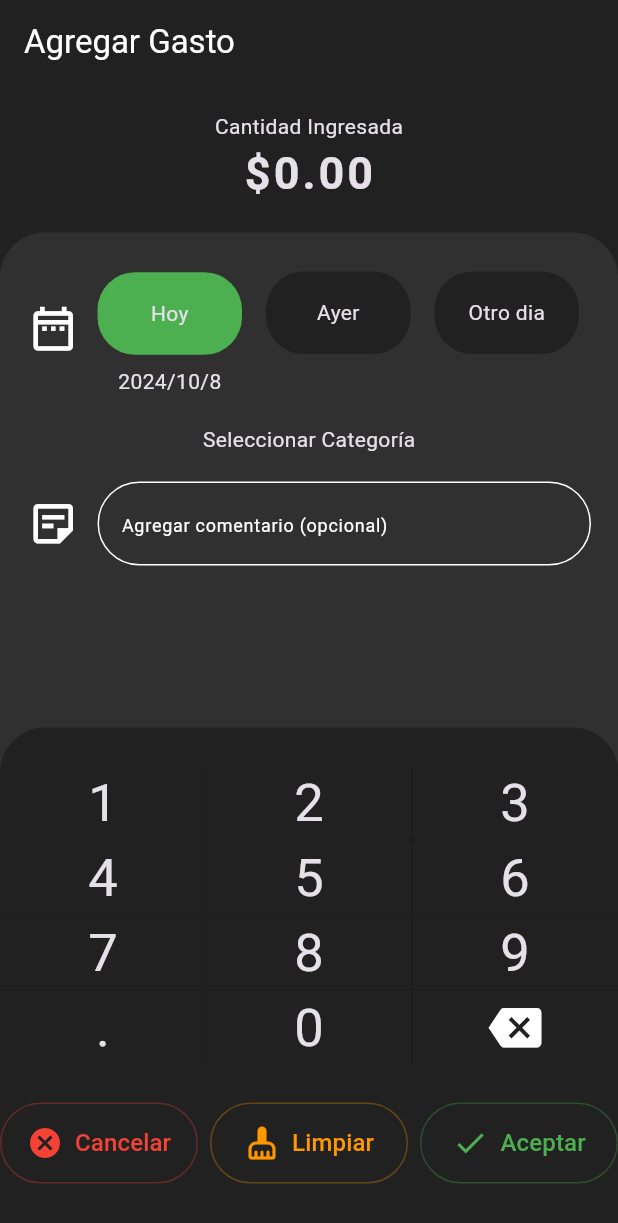
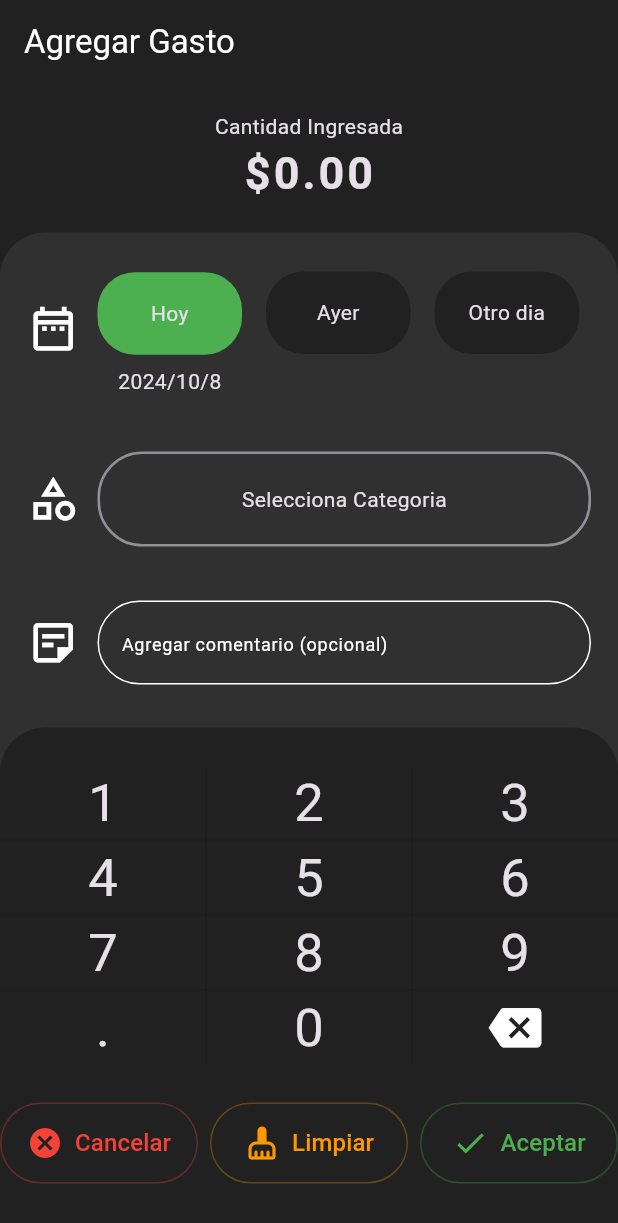
Before and after one commit to camilonull/ProyectoClase, a Flutter app: the AddExpenses screen opened directly, after a tap on "Cantidad Ingresada", on a phone screen of 412 x 824 dp. Shown: the top 1223 px of the screen. Run offline on Flutter 3.47's test engine with Material 3 defaults, Android fonts, the phone set to English and light mode, and no system bars; our stand-ins replace flutter_speed_dial, logger, sqflite; accounts and stored records are empty.

Commit message:
diapo 28

```diff
--- a/lib/main.dart
+++ b/lib/main.dart
@@ -1,5 +1,6 @@
 // main.dart
 import 'package:calc_app/pages/home_page.dart';
+import 'package:calc_app/providers/expenses_provider.dart';
 import 'package:calc_app/theme/theme.dart';
 import 'package:flutter/material.dart';
 import 'package:calc_app/providers/ui_provider.dart';
@@ -7,7 +8,8 @@ import 'package:flutter_localizations/flutter_localizations.dart';
 import 'package:provider/provider.dart';
 
 void main() => runApp(MultiProvider(
-    providers: [ChangeNotifierProvider(create: (_) => UIProvider())],
+    providers: [ChangeNotifierProvider(create: (_) => UIProvider()), ChangeNotifierProvider(create: (_) => ExpensesProvider())],
+
     child: const MyApp()));
 
 class MyApp extends StatelessWidget {
--- a/lib/models/combined_model.dart
+++ b/lib/models/combined_model.dart
@@ -11,7 +11,7 @@ class CombinedModel {
     this.year = 0,
     this.month = 0,
     this.day = 0,
-    this.category,
+    this.category = 'Selecciona Categoria',
     this.color,
     this.icon,
     this.comment = '',
@@ -23,7 +23,7 @@ class CombinedModel {
   int year;
   int month;
   int day;
-  String? category;
+  String category;
   String? color;
   String? icon;
   String comment;
--- /dev/null
+++ b/lib/models/features_model.dart
@@ -0,0 +1,35 @@
+import 'dart:convert';
+
+
+FeaturesModel featureModelFromJson(String str) =>
+  FeaturesModel.fromJson(json.decode(str));
+
+String featureModelFromToJson(FeaturesModel data) => json.encode(data.toJson());
+
+class FeaturesModel {
+  FeaturesModel({
+    this.id,
+    this.category = '',
+    this.color = '',
+    this.icon = '',
+  });
+
+  int? id;
+  String category;
+  String color;
+  String icon;
+
+  factory FeaturesModel.fromJson(Map<String, dynamic> json) => FeaturesModel(
+    id: json["id"],
+    category: json["category"],
+    color: json["color"],
+    icon: json["icon"],
+   );
+
+   Map<String, dynamic> toJson() => {
+    "id": id,
+    "category": category,
+    "color": color,
+    "icon": icon,
+   };
+}
--- a/lib/pages/add_expenses.dart
+++ b/lib/pages/add_expenses.dart
@@ -1,5 +1,6 @@
 import 'package:calc_app/models/combined_model.dart';
 import 'package:calc_app/utils/constants.dart';
+import 'package:calc_app/widgets/add_expenses/bs_category.dart';
 import 'package:calc_app/widgets/add_expenses/bs_num_keyboard.dart';
 import 'package:calc_app/widgets/add_expenses/comment_box.dart';
 import 'package:calc_app/widgets/add_expenses/date_picker.dart';
@@ -32,7 +33,7 @@ class AddExpenses extends StatelessWidget {
                     mainAxisAlignment: MainAxisAlignment.center,
                     children: [
                       DatePicker(cModel: cModel),
-                      const Text('Seleccionar Categoría'),
+                      BsCategory(cModel: cModel),
                       CommentBox(cModel: cModel),
                       Expanded(
                           child: Center(
--- a/lib/pages/home_page.dart
+++ b/lib/pages/home_page.dart
@@ -1,5 +1,6 @@
 import 'package:calc_app/pages/balance_page.dart';
 import 'package:calc_app/pages/charts_page.dart';
+import 'package:calc_app/providers/expenses_provider.dart';
 import 'package:calc_app/providers/ui_provider.dart';
 import 'package:calc_app/widgets/home_page/custom_navigator_bar.dart';
 import 'package:flutter/material.dart';
@@ -23,9 +24,11 @@ class _HomePage extends StatelessWidget {
   @override
   Widget build(BuildContext context) {
     final uiProvider = Provider.of<UIProvider>(context);
+    final exProvider = Provider.of<ExpensesProvider>(context, listen: false);
     final currentIndex = uiProvider.bnbIndex;
     switch (currentIndex) {
       case 0:
+      exProvider.getAllFeatures();
         return const BalancePage();
       case 1:
         return const ChartsPage();
--- /dev/null
+++ b/lib/providers/db_features.dart
@@ -0,0 +1,52 @@
+import 'package:calc_app/models/features_model.dart';
+
+import 'package:path/path.dart';
+import 'package:sqflite/sqflite.dart';
+
+
+class DBFEatures {
+  static Database? _database;
+  static final DBFEatures db = DBFEatures._();
+  DBFEatures._();
+
+  Future<Database> get database async {
+    if(_database != null) return _database!;
+
+    _database = await initDB();
+
+
+    return _database!;
+  }
+
+  initDB() async {
+    var dataBasePath = await getDatabasesPath();
+    String path = join(dataBasePath, "FeatureDB.db");
+
+    return await openDatabase(path, version: 1,
+    onCreate: (Database db, int version) async {
+      await db.execute('''CREATE TABLE Feature (
+      id INTEGER PRIMARY KEY,
+      category TEXT,
+      color TEXT,
+      icon TEXT)''');
+    });
+  }
+
+
+
+  addNewFeature(FeaturesModel feature) async {
+    final db = await database;
+    final response = db.insert('Feature', feature.toJson());
+    return response;
+  }
+
+
+
+  Future<List<FeaturesModel>> getAllFeatures() async {
+    final db = await database;
+    final response = await db.query('Feature');
+
+    List<FeaturesModel> fList = response.isNotEmpty ? response.map((e) => FeaturesModel.fromJson(e)).toList() : [];
+    return fList;
+  }
+}
--- /dev/null
+++ b/lib/providers/expenses_provider.dart
@@ -0,0 +1,22 @@
+import 'package:calc_app/models/features_model.dart';
+import 'package:calc_app/providers/db_features.dart';
+import 'package:flutter/foundation.dart';
+
+class ExpensesProvider extends ChangeNotifier {
+  List<FeaturesModel> flist = [];
+
+  addNewFeature(String category, String color, String icon)
+  async {
+    final newFeature = FeaturesModel(category: category, color: color, icon: icon);
+    final id = await DBFEatures.db.addNewFeature(newFeature);
+    newFeature.id = id;
+    flist.add(newFeature);
+    notifyListeners();
+  }
+
+  getAllFeatures() async {
+    final response = await DBFEatures.db.getAllFeatures();
+    flist = [...response];
+    notifyListeners();
+  }
+}
--- /dev/null
+++ b/lib/widgets/add_expenses/bs_category.dart
@@ -0,0 +1,152 @@
+
+import 'package:calc_app/models/combined_model.dart';
+import 'package:calc_app/models/features_model.dart';
+import 'package:calc_app/providers/expenses_provider.dart';
+import 'package:calc_app/utils/utils.dart';
+import 'package:calc_app/widgets/add_expenses/create_category.dart';
+import 'package:flutter/material.dart';
+import 'package:calc_app/widgets/add_expenses/cateogry_list.dart';
+import 'package:provider/provider.dart';
+
+class BsCategory extends StatefulWidget {
+  final CombinedModel cModel;
+  const BsCategory({super.key, required this.cModel});
+
+  @override
+  State<BsCategory> createState() => _BsCategoryState();
+}
+
+class _BsCategoryState extends State<BsCategory> {
+  var catList = CategoryList().catList;
+  final FeaturesModel fModel = FeaturesModel();
+  @override
+  void initState() {
+    var exProvider = context.read<ExpensesProvider>();
+
+    if (exProvider.flist.isEmpty){
+      for(FeaturesModel feature in catList) {
+        exProvider.addNewFeature(feature.category, feature.color, feature.icon);
+      }
+    }
+    super.initState();
+  }
+
+  @override
+  Widget build(BuildContext context) {
+    final featureList = context.watch<ExpensesProvider>().flist;
+    bool hasData = false;
+
+    return GestureDetector(
+      onTap: () {
+        categorySelected(featureList);
+      },
+      child: Padding(
+        padding: const EdgeInsets.all(18.0),
+        child: Row(
+          children: [
+            const Icon(Icons.category_outlined, size: 35.0),
+            const SizedBox(width: 12.0),
+            Expanded(
+              child: Container(
+                padding: const EdgeInsets.all(20.0),
+                decoration: BoxDecoration(
+                    border: Border.all(
+                        width: 1.7,
+                        color: (hasData)
+                            // ignore: dead_code
+                            ? widget.cModel.color?.toColor()
+                            : Theme.of(context).dividerColor),
+                    borderRadius: BorderRadius.circular(30.0)),
+                child: Center(
+                  child: Text(widget.cModel.category),
+                ),
+              ),
+            )
+          ],
+        ),
+      ),
+    );
+  }
+
+  categorySelected(List<FeaturesModel> flist) {
+    void itemSelected(String category, String color) {
+      setState(() {
+        widget.cModel.category = category;
+        widget.cModel.color = color;
+        Navigator.pop(context);
+      });
+    }
+
+    var widgets = [
+      ListView.builder(
+        shrinkWrap: true,
+        physics: const NeverScrollableScrollPhysics(),
+        itemCount: flist.length,
+        itemBuilder: (_, i) {
+          var item = flist[i];
+          return ListTile(
+            leading: Icon(
+              item.icon.toIcon(),
+              color: item.color.toColor(),
+              size: 35.0,
+            ),
+            title: Text(item.category),
+            trailing: const Icon(Icons.arrow_forward_ios,
+            size: 20.0,),
+            onTap: () {
+              itemSelected(item.category, item.color);
+            },
+          );
+        },
+      ),
+      const Divider(
+        thickness: 2.0,
+      ),
+      ListTile(
+            leading: const Icon(
+              Icons.create_new_folder_outlined,
+              size: 35.0,
+            ),
+            title: const Text('Crear nueva categoria'),
+            trailing: const Icon(Icons.arrow_forward_ios,
+            size: 20.0,),
+            onTap: () {
+              Navigator.pop(context);
+              createNewCategory();
+            },
+      ),
+      ListTile(
+             leading: const Icon(
+              Icons.edit_outlined,
+              size: 35.0,
+            ),
+            title: const Text('Administrar Categoria'),
+            trailing: const Icon(Icons.arrow_forward_ios,
+            size: 20.0,),
+            onTap: () {
+              Navigator.pop(context);
+            },
+      )
+    ];
+
+
+
+    showModalBottomSheet(
+        shape: const RoundedRectangleBorder(
+            borderRadius: BorderRadius.vertical(top: Radius.circular(25.0))),
+        context: context,
+        builder: (context) {
+          return SizedBox(
+            height: MediaQuery.of(context).size.height / 1.6,
+            child: ListView(
+              children: widgets,
+            ),
+          );
+        });
+
+
+  }
+    createNewCategory() {
+      showModalBottomSheet(isScrollControlled: true,isDismissible: true,context: context, builder: (context) => CreateCategory(fModel: fModel));
+    }
+}
--- /dev/null
+++ b/lib/widgets/add_expenses/cateogry_list.dart
@@ -0,0 +1,12 @@
+
+
+import 'package:calc_app/models/features_model.dart';
+
+class CategoryList {
+  var catList = [
+    FeaturesModel(category: 'Gasolina', color: '#087802', icon: 'local_gas_station_outlined'),
+    FeaturesModel(category: 'Supermercado', color: '#3f9bfc', icon: 'shopping_cart_outlined'),
+    FeaturesModel(category: 'Restaurante', color: '#ff8605', icon: 'local_dinting_outlined'),
+    FeaturesModel(category: 'Hogar', color: '#853afc', icon: 'home'),
+  ];
+}
--- a/pubspec.yaml
+++ b/pubspec.yaml
@@ -16,7 +16,8 @@ dependencies:
   provider: ^6.1.2
   intl: ^0.19.0
   flutter_speed_dial: ^7.0.0
-
+  sqflite: ^2.4.0
+  path: ^1.8.0
 
   cupertino_icons: ^1.0.8
 
```
Also changed, not shown: lib/utils/icon_list.dart (added, +24 -0 lines), lib/utils/utils.dart (added, +23 -0 lines), lib/widgets/add_expenses/create_category.dart (added, +39 -0 lines), pubspec.lock, 1 other file.
